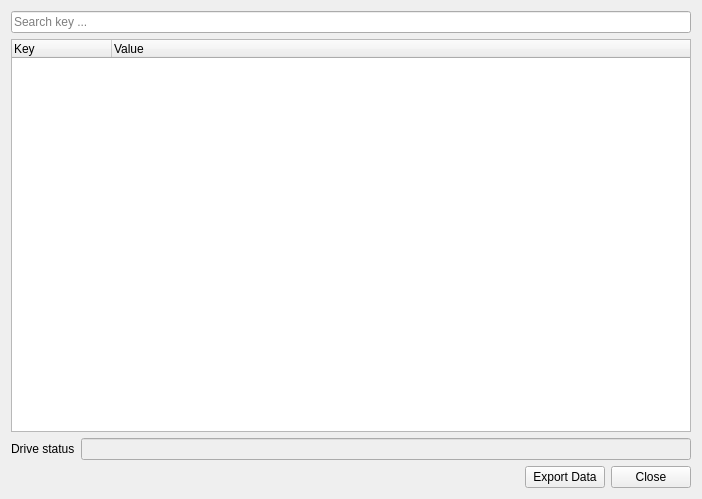
The window that assets/qt/SmartDataDialog.ui (WEEE-Open/pesto) describes before a commit, drawn with Qt 5.
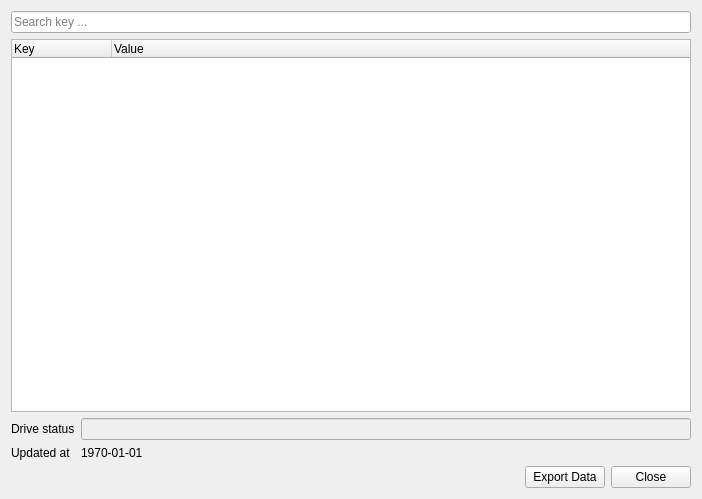
The same window after the commit.

Commit message:
Improve smart status dialog
- Brighter colors for SMART status, text is easier to read now
- Show status description
- Pretty print date and time (close #51)
- Format with Black

```diff
--- a/assets/qt/SmartDataDialog.ui
+++ b/assets/qt/SmartDataDialog.ui
@@ -69,6 +69,26 @@
        </property>
       </widget>
      </item>
+     <item row="1" column="1">
+      <widget class="QLabel" name="updateAtLabel">
+       <property name="text">
+        <string>1970-01-01</string>
+       </property>
+       <property name="margin">
+        <number>5</number>
+       </property>
+      </widget>
+     </item>
+     <item row="1" column="0">
+      <widget class="QLabel" name="label_2">
+       <property name="text">
+        <string>Updated at</string>
+       </property>
+       <property name="margin">
+        <number>5</number>
+       </property>
+      </widget>
+     </item>
     </layout>
    </item>
    <item>
```
The commit also changes 2 other files.
